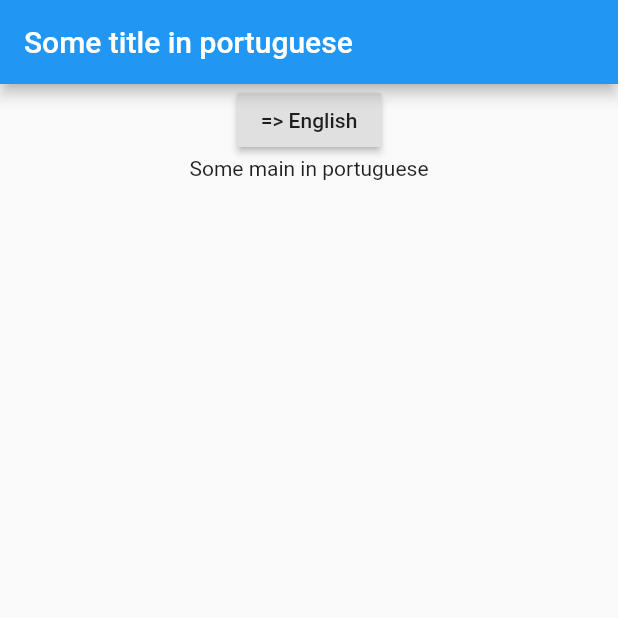
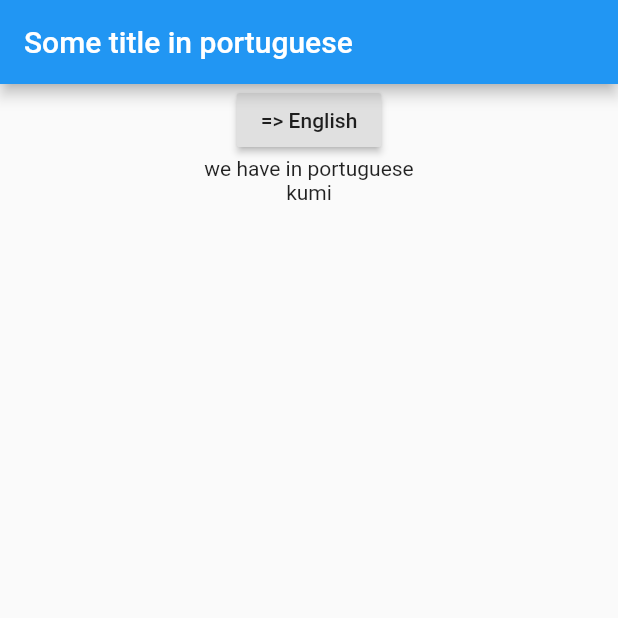
Before and after one commit to twumm/flutter_i18n_sample, a Flutter app: the screen it shows after launch, after a tap on "=> Portuguese", on a phone screen of 412 x 824 dp, the top half of it. Run offline on Flutter 3.47's test engine with Material 2 defaults, Android fonts, the phone set to English and light mode, and no system bars; our stand-ins replace shared_preferences.

Commit message:
feature: Make it possible to get translated text which is deeply nested

```diff
--- a/lib/allTranslations.dart
+++ b/lib/allTranslations.dart
@@ -19,11 +19,17 @@ class GlobalTranslations {
       _supportedLanguages.map<Locale>((lang) => new Locale(lang, ''));
 
   // Returns the translation that corresponds to the [key]
-  String text(String key) {
+  String text(String key, [String key2='']) {
     // Return the requested string
+    if (key2.length > 0) {
+      return (_localizedValues == null || _localizedValues[key] == null)
+        ? '** $key not found'
+        : _localizedValues[key][key2];
+    } else {
     return (_localizedValues == null || _localizedValues[key] == null)
         ? '** $key not found'
         : _localizedValues[key];
+      }
   }
 
   // Returns the current language code
--- a/lib/main.dart
+++ b/lib/main.dart
@@ -73,7 +73,8 @@ class _HomePageState extends State<HomePage> {
                   setState(() {});
                 },
               ),
-              Text(allTranslations.text('main_body')),
+              Text(allTranslations.text('sub', 'what')),
+              Text(allTranslations.text('kum')),
             ],
           )),
     );
--- a/locale/i18n_en.json
+++ b/locale/i18n_en.json
@@ -1,4 +1,8 @@
 {
   "title": "Some title",
-  "main_body": "Some main"
+  "main_body": "Some main",
+  "sub": {
+    "what": "we have"
+  },
+  "kum": "kumi"
 }
--- a/locale/i18n_pt.json
+++ b/locale/i18n_pt.json
@@ -1,4 +1,8 @@
 {
   "title": "Some title in portuguese",
-  "main_body": "Some main in portuguese"
+  "main_body": "Some main in portuguese",
+  "sub": {
+    "what": "we have in portuguese"
+  },
+  "kum": "kumi"
 }
```
